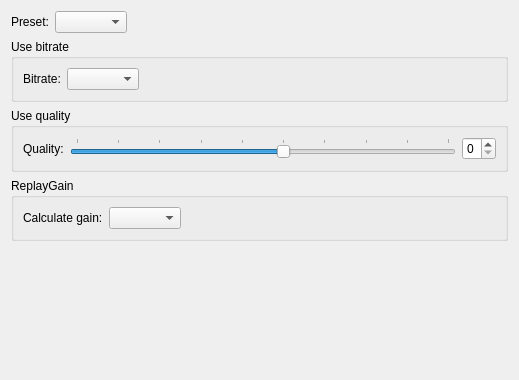
This is formats/out_mp3_config.ui in flacon/flacon as Qt 5 draws it before an edit. The edited form follows.
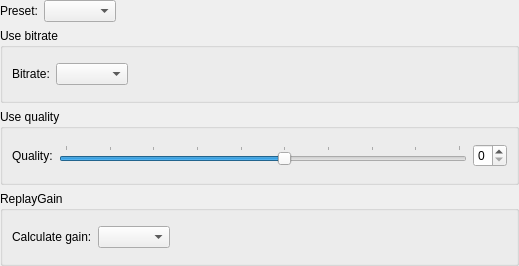
This is the edited form.

Diff of the .ui file:
```diff
--- a/formats/out_mp3_config.ui
+++ b/formats/out_mp3_config.ui
@@ -7,13 +7,25 @@
     <x>0</x>
     <y>0</y>
     <width>519</width>
-    <height>380</height>
+    <height>266</height>
    </rect>
   </property>
   <property name="windowTitle">
    <string>MP3 encoding configuration</string>
   </property>
   <layout class="QVBoxLayout" name="verticalLayout">
+   <property name="leftMargin">
+    <number>0</number>
+   </property>
+   <property name="topMargin">
+    <number>0</number>
+   </property>
+   <property name="rightMargin">
+    <number>0</number>
+   </property>
+   <property name="bottomMargin">
+    <number>0</number>
+   </property>
    <item>
     <layout class="QHBoxLayout" name="horizontalLayout_3">
      <item>
@@ -213,19 +225,6 @@
      </layout>
     </widget>
    </item>
-   <item>
-    <spacer name="verticalSpacer_4">
-     <property name="orientation">
-      <enum>Qt::Vertical</enum>
-     </property>
-     <property name="sizeHint" stdset="0">
-      <size>
-       <width>20</width>
-       <height>136</height>
-      </size>
-     </property>
-    </spacer>
-   </item>
   </layout>
  </widget>
  <tabstops>
```
